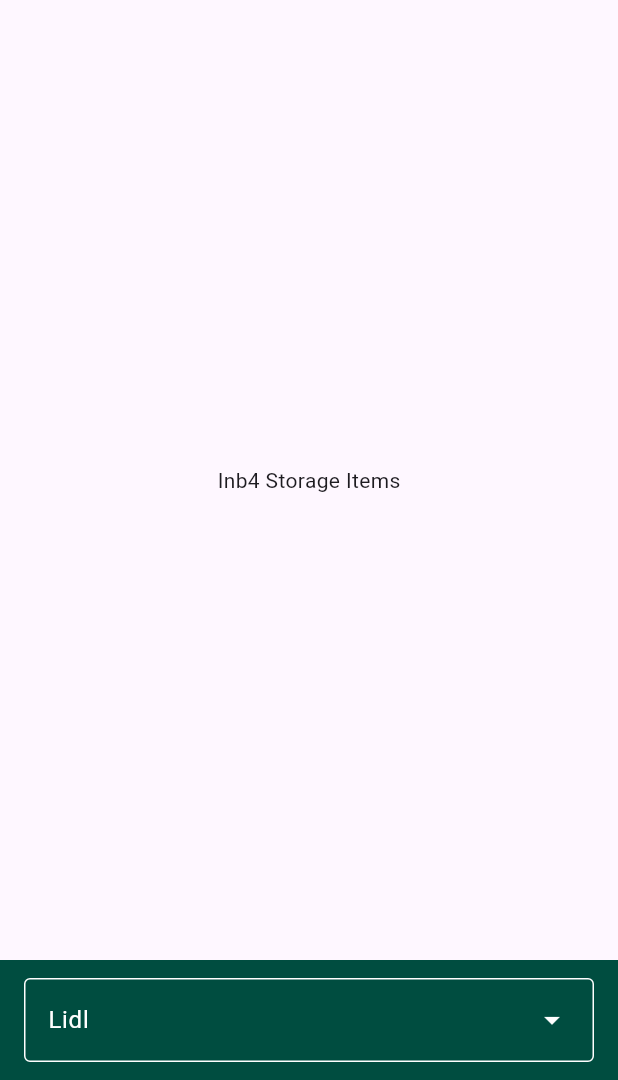
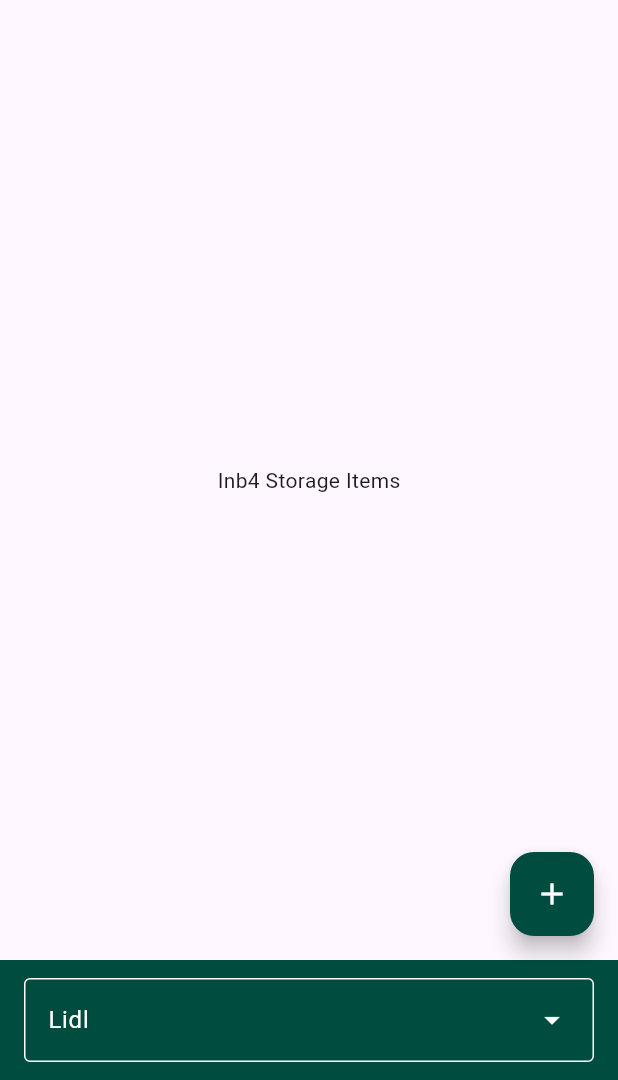
Before and after one commit to Casparbo/ShoppingApp, a Flutter app: the screen it shows after launch, tab 2 chosen, on a phone screen of 412 x 824 dp, the part 156-1236 px from its top. Run offline on Flutter 3.47's test engine with Material 3 defaults, Android fonts, the phone set to English and light mode, and no system bars.

Commit message:
button for adding items

```diff
--- a/lib/view/home.dart
+++ b/lib/view/home.dart
@@ -29,12 +29,14 @@ class _MyHomePageState extends State<MyHomePage> with TickerProviderStateMixin{
   List<String> locations = <String>["Lidl", "Fridge"];
   String selectedLocation = "";
 
+  @override
   void initState() {
     super.initState();
     _tabController = TabController(length: 2, vsync: this);
     selectedLocation = locations.first;
   }
 
+  @override
   void dispose() {
     _tabController.dispose();
     super.dispose();
@@ -74,6 +76,12 @@ class _MyHomePageState extends State<MyHomePage> with TickerProviderStateMixin{
           ,)
         ],
       ),
+      floatingActionButton: FloatingActionButton(
+        onPressed: () {},
+        foregroundColor: Colors.white,
+        backgroundColor: themeColor,
+        child: const Icon(Icons.add),
+      ),
       bottomNavigationBar: BottomAppBar(
         color: themeColor,
         child: DropdownMenu<String>(
```
